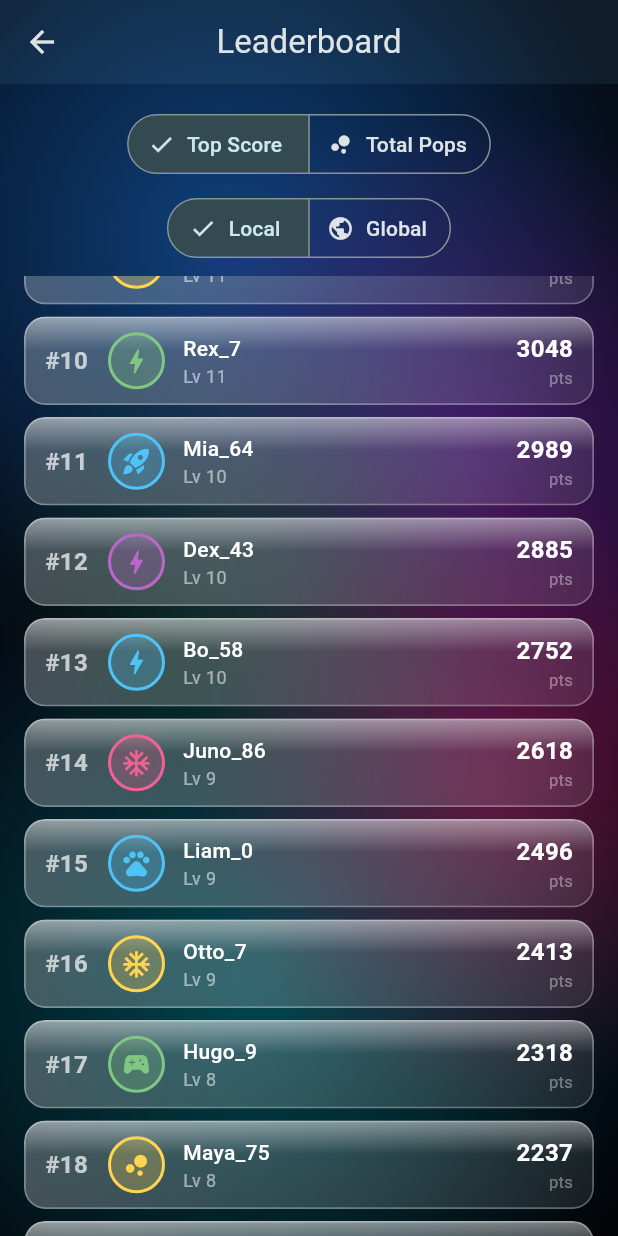
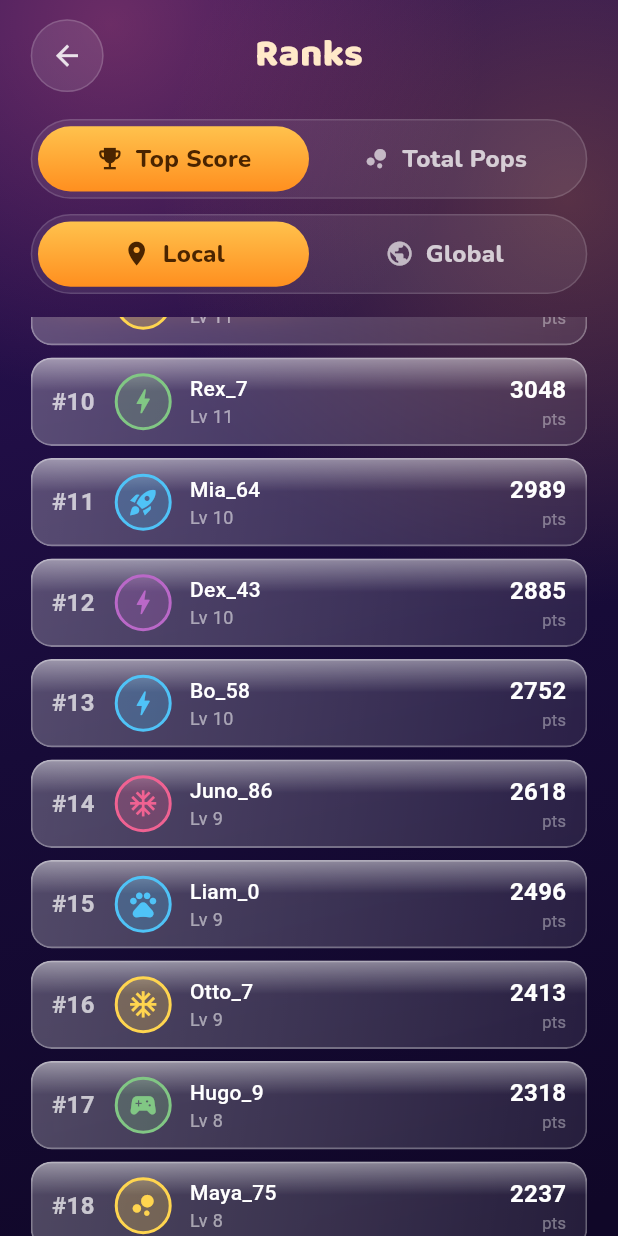
Before and after one commit to m-ammar-p/bubble_splash, a Flutter app: the LeaderboardScreen screen opened by its route, scrolled down 576 dp, after a tap on "Top Score", on a phone screen of 412 x 824 dp. Run offline on Flutter 3.47's test engine with Material 3 defaults, Android fonts, the phone set to English and light mode, and no system bars; our stand-ins replace flutter_riverpod, google_fonts, shared_preferences; missing offline and left inert: flame, flame_audio; accounts and stored records are empty.

Commit message:
feat(ranks): Candy Cosmos chrome for leaderboard (phase 1)
Nebula background, shared CandyBackCircle header, and a reusable
_CandyTabs glass segmented control replacing both Material
SegmentedButtons (metric + scope share one implementation). Rows
still legacy glass — reskinned in phase 2.

Co-Authored-By: Claude Fable 5 <noreply@anthropic.com>

```diff
--- a/lib/presentation/screens/leaderboard_screen.dart
+++ b/lib/presentation/screens/leaderboard_screen.dart
@@ -2,11 +2,14 @@ import 'package:flutter/material.dart';
 import 'package:flutter_riverpod/flutter_riverpod.dart';
 
 import '../../application/leaderboard_controller.dart';
+import '../../app/candy.dart';
 import '../../app/theme.dart';
 import '../../domain/models/leaderboard_entry.dart';
 import '../widgets/glass.dart';
 import '../widgets/player_avatar.dart';
 
+/// Ranks: two-metric leaderboard (Top Score / Total Pops × Local / Global),
+/// skinned to Candy Cosmos with the shared header/tab/card structure.
 class LeaderboardScreen extends ConsumerStatefulWidget {
   const LeaderboardScreen({super.key});
 
@@ -22,59 +25,155 @@ class _LeaderboardScreenState extends ConsumerState<LeaderboardScreen> {
   Widget build(BuildContext context) {
     final entries =
         ref.watch(leaderboardProvider((scope: _scope, metric: _metric)));
+    final s = candyScale(context);
 
     return Scaffold(
-      appBar: AppBar(title: const Text('Leaderboard')),
-      body: Column(
+      body: Stack(
         children: [
-          Padding(
-            padding: const EdgeInsets.fromLTRB(16, 16, 16, 8),
-            child: SegmentedButton<LeaderboardMetric>(
-              segments: const [
-                ButtonSegment(
-                    value: LeaderboardMetric.highScore,
-                    label: Text('Top Score'),
-                    icon: Icon(Icons.emoji_events)),
-                ButtonSegment(
-                    value: LeaderboardMetric.totalPops,
-                    label: Text('Total Pops'),
-                    icon: Icon(Icons.bubble_chart)),
-              ],
-              selected: {_metric},
-              onSelectionChanged: (s) => setState(() => _metric = s.first),
+          const Positioned.fill(child: CandyNebulaBackground()),
+          SafeArea(
+            child: Padding(
+              padding: EdgeInsets.fromLTRB(16 * s, 10 * s, 16 * s, 0),
+              child: Column(
+                children: [
+                  const _Header(),
+                  SizedBox(height: 14 * s),
+                  _CandyTabs<LeaderboardMetric>(
+                    selected: _metric,
+                    onChanged: (m) => setState(() => _metric = m),
+                    tabs: const {
+                      LeaderboardMetric.highScore:
+                          (Icons.emoji_events, 'Top Score'),
+                      LeaderboardMetric.totalPops:
+                          (Icons.bubble_chart, 'Total Pops'),
+                    },
                   ),
+                  SizedBox(height: 8 * s),
+                  _CandyTabs<LeaderboardScope>(
+                    selected: _scope,
+                    onChanged: (sc) => setState(() => _scope = sc),
+                    tabs: const {
+                      LeaderboardScope.local: (Icons.location_on, 'Local'),
+                      LeaderboardScope.global: (Icons.public, 'Global'),
+                    },
                   ),
-          Padding(
-            padding: const EdgeInsets.fromLTRB(16, 0, 16, 8),
-            child: SegmentedButton<LeaderboardScope>(
-              segments: const [
-                ButtonSegment(
-                    value: LeaderboardScope.local,
-                    label: Text('Local'),
-                    icon: Icon(Icons.location_on)),
-                ButtonSegment(
-                    value: LeaderboardScope.global,
-                    label: Text('Global'),
-                    icon: Icon(Icons.public)),
-              ],
-              selected: {_scope},
-              onSelectionChanged: (s) => setState(() => _scope = s.first),
-            ),
-          ),
+                  SizedBox(height: 12 * s),
                   Expanded(
                     child: entries.when(
-              loading: () =>
-                  const Center(child: CircularProgressIndicator()),
+                      loading: () => const Center(
+                        child:
+                            CircularProgressIndicator(color: Candy.orange),
+                      ),
                       error: (e, _) => Center(
                         child: Text('Could not load leaderboard\n$e',
                             textAlign: TextAlign.center,
-                    style: const TextStyle(color: Colors.white54)),
+                            style: Candy.ui(
+                                size: 13 * s,
+                                color:
+                                    Colors.white.withValues(alpha: 0.55))),
                       ),
                       data: (list) => ListView.builder(
-                padding: const EdgeInsets.symmetric(horizontal: 16),
+                        padding: EdgeInsets.only(bottom: 20 * s),
                         itemCount: list.length,
                         itemBuilder: (_, i) =>
                             _LeaderboardRow(entry: list[i], metric: _metric),
+                      ),
+                    ),
+                  ),
+                ],
+              ),
+            ),
+          ),
+        ],
+      ),
+    );
+  }
+}
+
+/// Glass back circle · centered "Ranks" title · width-matched spacer.
+class _Header extends StatelessWidget {
+  const _Header();
+
+  @override
+  Widget build(BuildContext context) {
+    final s = candyScale(context);
+    return Row(
+      mainAxisAlignment: MainAxisAlignment.spaceBetween,
+      children: [
+        const CandyBackCircle(),
+        Text('Ranks', style: Candy.display(size: 20 * s)),
+        SizedBox(width: 38 * s),
+      ],
+    );
+  }
+}
+
+/// Glass segmented control: equal-width tabs in a pill track; the selected tab
+/// gets the orange CTA gradient + ink text, unselected are translucent white.
+class _CandyTabs<T> extends StatelessWidget {
+  const _CandyTabs({
+    required this.selected,
+    required this.onChanged,
+    required this.tabs,
+  });
+
+  final T selected;
+  final ValueChanged<T> onChanged;
+
+  /// Value → (icon, label), in display order.
+  final Map<T, (IconData, String)> tabs;
+
+  @override
+  Widget build(BuildContext context) {
+    final s = candyScale(context);
+    return CandyGlass(
+      radius: 999,
+      surfaceAlpha: 0.08,
+      borderAlpha: 0.14,
+      padding: EdgeInsets.all(3 * s),
+      child: Row(
+        children: [
+          for (final MapEntry(key: value, value: (icon, label))
+              in tabs.entries)
+            Expanded(
+              child: GestureDetector(
+                onTap: () => onChanged(value),
+                child: AnimatedContainer(
+                  duration: const Duration(milliseconds: 150),
+                  curve: Curves.easeOut,
+                  height: 34 * s,
+                  decoration: BoxDecoration(
+                    borderRadius: BorderRadius.circular(999),
+                    gradient: value == selected
+                        ? const LinearGradient(
+                            begin: Alignment.topCenter,
+                            end: Alignment.bottomCenter,
+                            colors: [
+                              Candy.orangeCtaTop,
+                              Candy.orangeCtaBottom
+                            ],
+                          )
+                        : null,
+                  ),
+                  child: Row(
+                    mainAxisAlignment: MainAxisAlignment.center,
+                    children: [
+                      Icon(icon,
+                          size: 15 * s,
+                          color: value == selected
+                              ? Candy.ctaInk
+                              : Colors.white.withValues(alpha: 0.65)),
+                      SizedBox(width: 6 * s),
+                      Text(label,
+                          style: Candy.ui(
+                              size: 12.5 * s,
+                              weight: FontWeight.w800,
+                              color: value == selected
+                                  ? Candy.ctaInk
+                                  : Colors.white
+                                      .withValues(alpha: 0.75))),
+                    ],
+                  ),
                 ),
               ),
             ),
```
Lines whose indentation alone changed are shown as unchanged.
